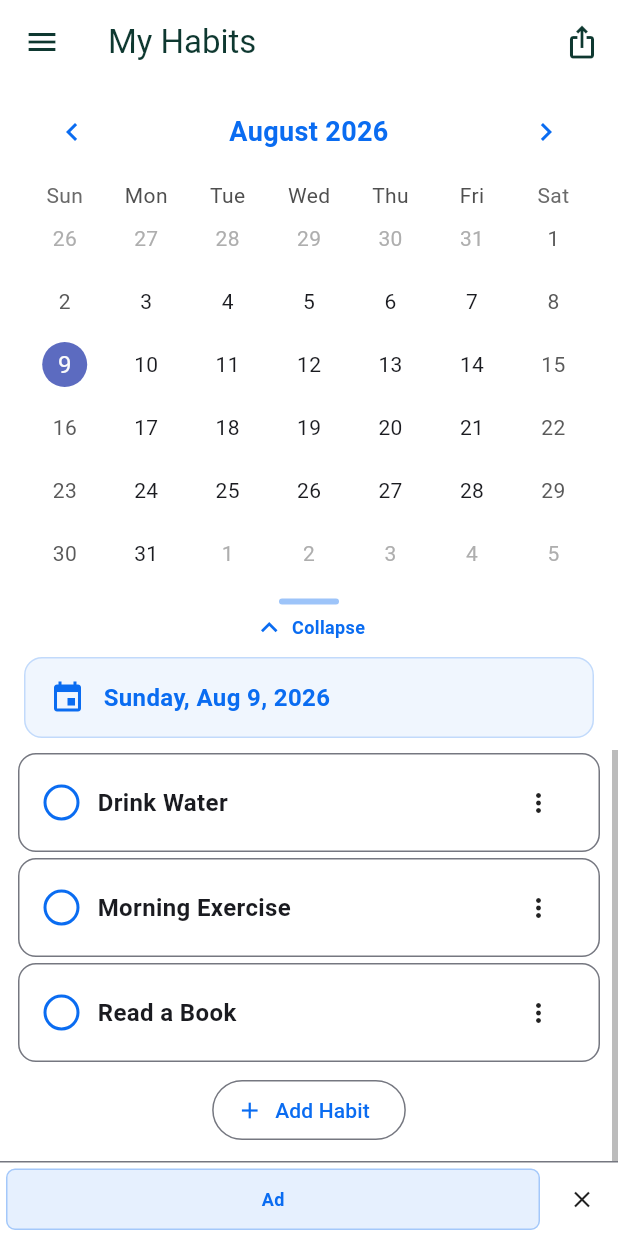
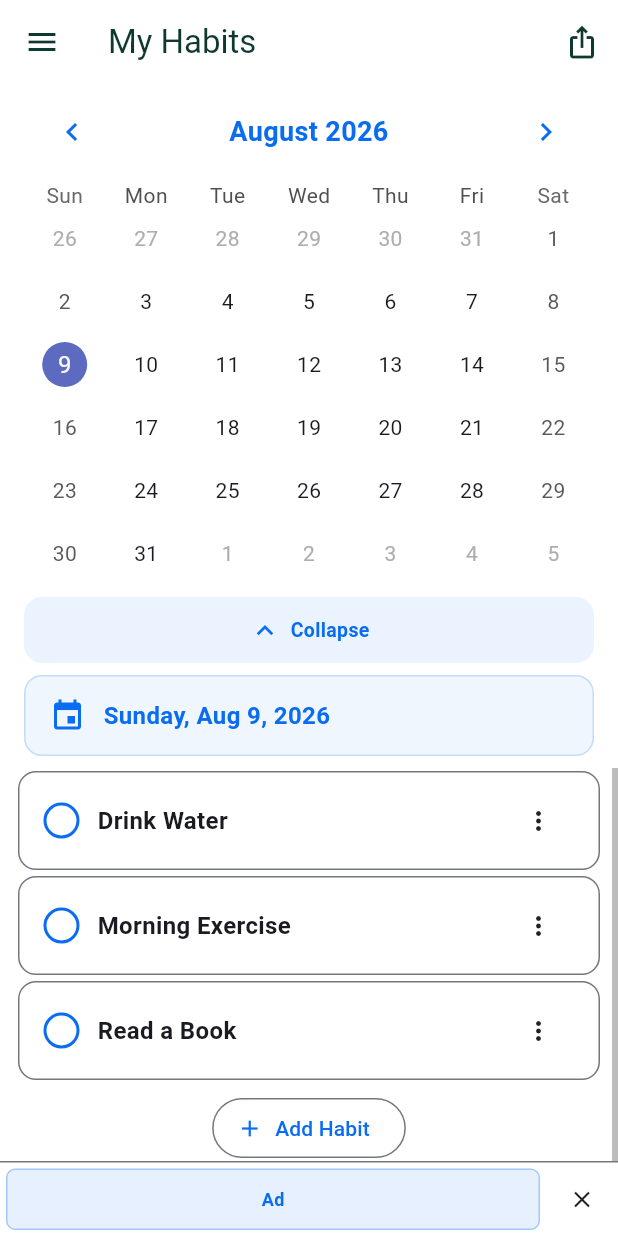
Before and after one commit to ahgnodmik/Habittab, a Flutter app: the screen it shows after launch, on a phone screen of 412 x 824 dp. Run offline on Flutter 3.47's test engine with Material 3 defaults, Android fonts, the phone set to English and light mode, and no system bars; drawn by our look-alikes of table_calendar; our stand-ins replace google_mobile_ads, package_info_plus, share_plus, shared_preferences; missing offline and left inert: home_widget; network calls fail.

Commit message:
Make calendar expand/collapse a separated pill button
Collapsed, the plain handle sat directly under the week row, so taps meant
to expand often landed on a day cell and selected a date instead. Render
the control as a light-blue pill button with 8px padding above/below,
visually separated from both the calendar cells and the date banner, with
a 44px tappable height. Verified on device: collapse and expand both work
(pixel-diff confirms month<->week each way).

Co-Authored-By: Claude Fable 5 <noreply@anthropic.com>

```diff
--- a/lib/pages/habit_list_page.dart
+++ b/lib/pages/habit_list_page.dart
@@ -841,57 +841,47 @@ class _HabitListPageState extends State<HabitListPage>
     super.dispose();
   }
 
-  /// Collapse/expand handle under the calendar. Toggles between the full
-  /// month view and a compact single-week view. Large full-width tap target.
+  /// Collapse/expand control under the calendar. Rendered as a clearly
+  /// separated pill button so it never blends into the calendar day cells
+  /// (which previously caused mis-taps when collapsed). Toggles month <-> week.
   Widget _buildCalendarHandle() {
     final l10n = context.l10n;
     final expanded = _calendarFormat == CalendarFormat.month;
-    return Material(
-      color: Colors.transparent,
+    return Padding(
+      padding: const EdgeInsets.fromLTRB(16, 8, 16, 8),
+      child: Material(
+        color: kPointColor.withValues(alpha: 0.08),
+        borderRadius: BorderRadius.circular(12),
         child: InkWell(
+          borderRadius: BorderRadius.circular(12),
           onTap: () {
             setState(() {
               _calendarFormat =
                   expanded ? CalendarFormat.week : CalendarFormat.month;
             });
           },
-        child: Container(
-          height: 48,
+          child: SizedBox(
+            height: 44,
             width: double.infinity,
-          alignment: Alignment.center,
-          child: Column(
-            mainAxisSize: MainAxisSize.min,
+            child: Row(
               mainAxisAlignment: MainAxisAlignment.center,
-            children: [
-              Container(
-                width: 40,
-                height: 4,
-                decoration: BoxDecoration(
-                  color: kPointColor.withValues(alpha: 0.4),
-                  borderRadius: BorderRadius.circular(2),
-                ),
-              ),
-              const SizedBox(height: 4),
-              Row(
-                mainAxisSize: MainAxisSize.min,
               children: [
                 Icon(
                   expanded ? Icons.expand_less : Icons.expand_more,
                   color: kPointColor,
                   size: 22,
                 ),
-                  const SizedBox(width: 4),
+                const SizedBox(width: 6),
                 Text(
                   expanded ? l10n.collapseCalendar : l10n.expandCalendar,
                   style: TextStyle(
                     color: kPointColor,
-                      fontSize: 12,
-                      fontWeight: FontWeight.w600,
+                    fontSize: 13,
+                    fontWeight: FontWeight.w700,
                   ),
                 ),
               ],
             ),
-            ],
           ),
         ),
       ),
```
Lines whose indentation alone changed are shown as unchanged.
